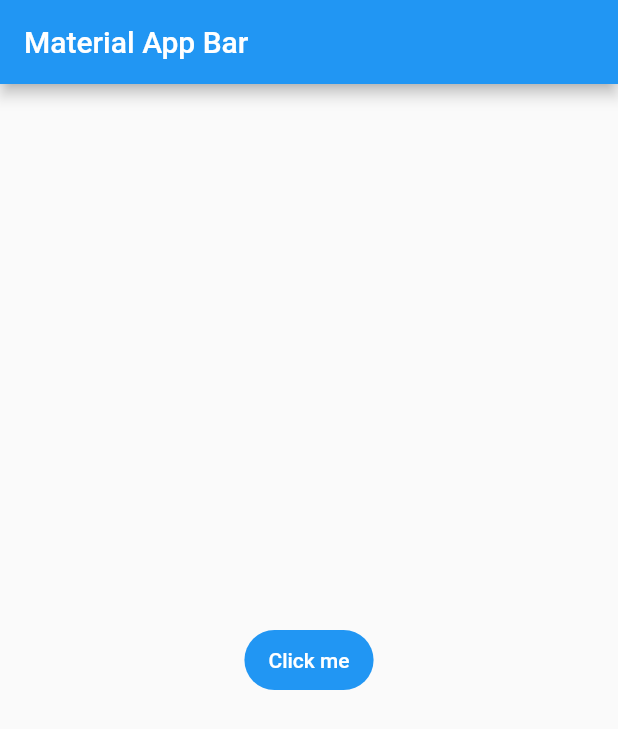
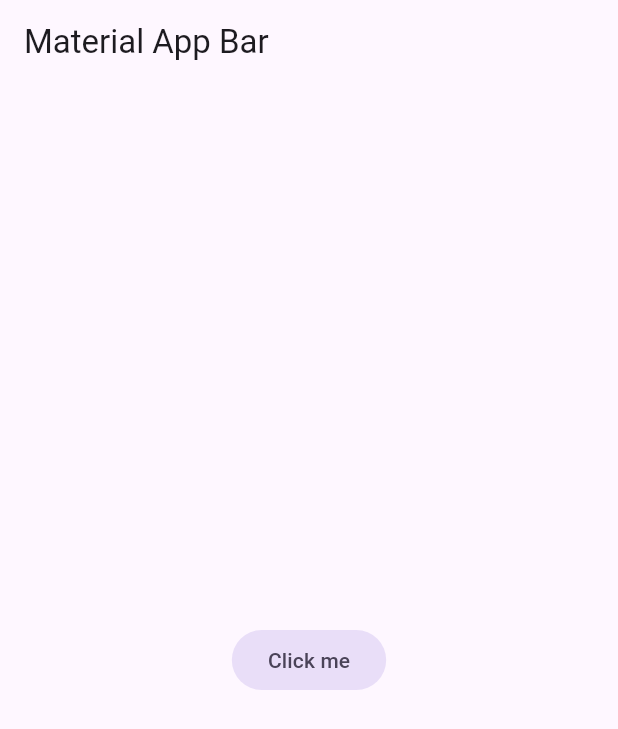
Before and after one commit to CristiaaanLB/yes_no_app, a Flutter app: the screen it shows after launch, on a phone screen of 412 x 824 dp. Shown: the top 729 px of the screen. Run offline on Flutter 3.47's test engine with Material 2 defaults, Android fonts, the phone set to English and light mode, and no system bars.

Commit message:
20 de octubre de 2023

```diff
--- /dev/null
+++ b/lib/config/theme/theme_app.dart
@@ -0,0 +1,35 @@
+import 'package:flutter/material.dart';
+
+  //Declaramos una variable con un color personalizado
+  const Color _customColor = Color(0xFF49149F);
+
+  //Lista de colores permitidos
+  const List<Color> _colorThemes = [
+    _customColor,
+    Colors.blue,
+    Colors.teal,
+    Colors.green,
+    Colors.yellow,
+    Colors.orange,
+    Colors.pink,
+  ];
+
+class AppTheme{
+
+  //Parametros del constructor
+  final int selectedColor;
+
+  //Inicializar los parametros de entrada requeridos
+  //Constructor es el que tiene el mismo nombre que la clase
+  AppTheme({ required this.selectedColor })
+  :assert(selectedColor >=0 && selectedColor <= _colorThemes.length-1,
+  'Los colores permitidos deben estar entre 0 y ${_colorThemes.length-1}');
+
+  ThemeData theme(){
+    return ThemeData(
+      useMaterial3: true,
+      colorSchemeSeed: _colorThemes[selectedColor]
+    );
+  }
+
+}
--- a/lib/main.dart
+++ b/lib/main.dart
@@ -1,4 +1,5 @@
 import 'package:flutter/material.dart';
+import 'package:yes_no_app/config/theme/theme_app.dart';
 
 void main() => runApp(const MyApp());
 
@@ -10,6 +11,7 @@ class MyApp extends StatelessWidget {
     return MaterialApp(
       title: 'Material App',
       debugShowCheckedModeBanner: false,
+      theme: AppTheme(selectedColor: 0).theme(),
       home: Scaffold(
         appBar: AppBar(
           title: const Text('Material App Bar'),
```
